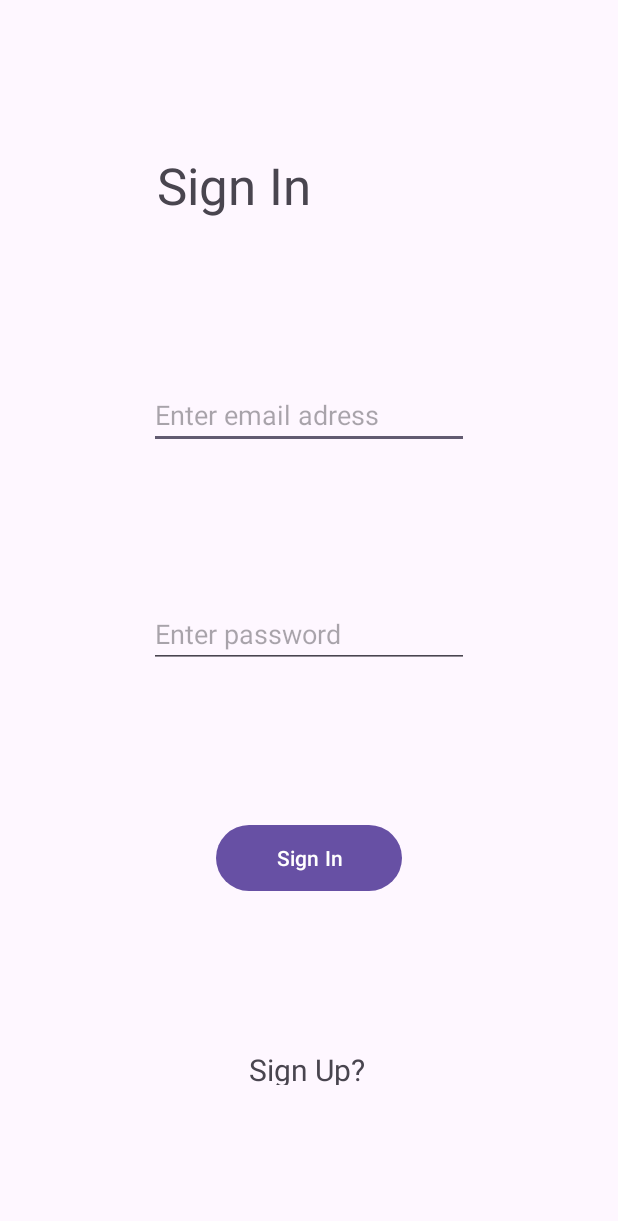
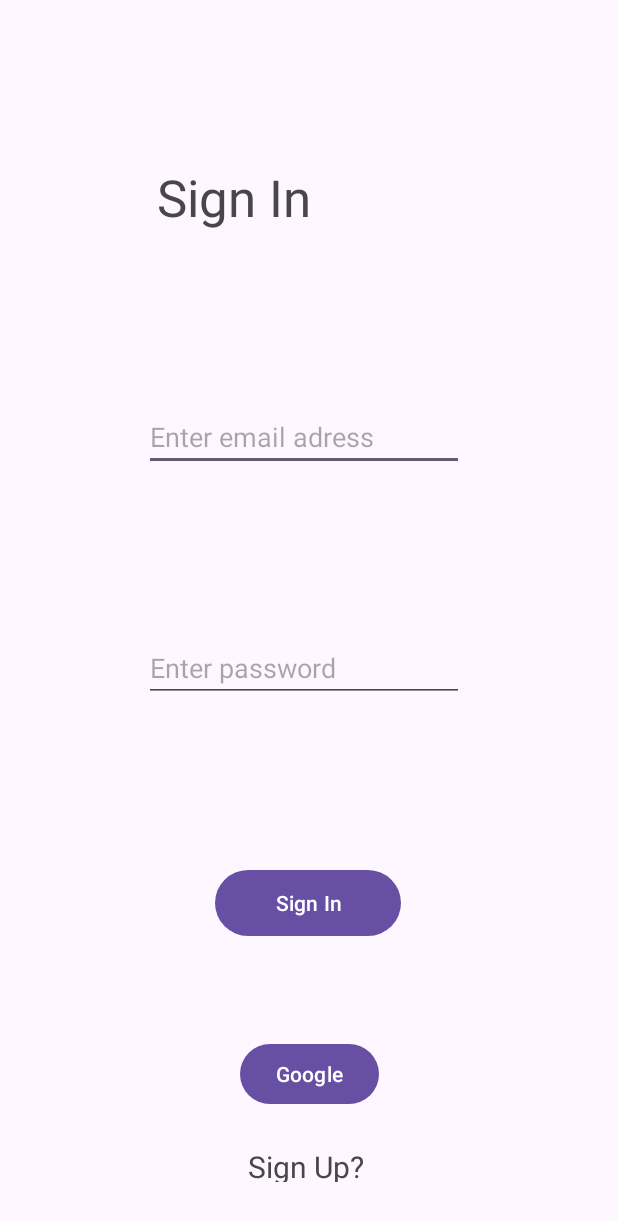
Before and after one commit to rk-3131/Android-Concepts, an Android app: the screen it shows after launch (MainActivity), on a phone screen of 412 x 824 dp. Shown: the top 1221 px of the screen. Run offline under Robolectric (Android 15) with nearby library versions, the phone set to English and light mode, and no system bars; our stand-ins replace Firebase (no records; nobody signed in at launch, a user with empty details on screens opened directly).

Commit message:
Sign in using google

```diff
--- a/FireBase/FireBase Testing/app/src/main/java/com/example/firebasetesting/MainActivity.java
+++ b/FireBase/FireBase Testing/app/src/main/java/com/example/firebasetesting/MainActivity.java
@@ -38,6 +38,7 @@ public class MainActivity extends AppCompatActivity {
         EditText email = findViewById(R.id.emailText);
         EditText password = findViewById(R.id.passText);
         Button login = findViewById(R.id.signInButton);
+        Button googleButton = findViewById(R.id.googleSignInButton);
         FirebaseAuth mAuth = FirebaseAuth.getInstance();
         TextView signUp = findViewById(R.id.signUpText);
 
@@ -67,7 +68,6 @@ public class MainActivity extends AppCompatActivity {
                         Toast.makeText(MainActivity.this, "Some error occured " + e.toString(), Toast.LENGTH_SHORT).show();
                     }
                 });
-
             }
         });
 
@@ -77,5 +77,12 @@ public class MainActivity extends AppCompatActivity {
                 startActivity(new Intent(MainActivity.this, NewUserCreation.class));
             }
         });
+
+        googleButton.setOnClickListener(new View.OnClickListener() {
+            @Override
+            public void onClick(View view) {
+
+            }
+        });
     }
 }
--- a/FireBase/FireBase Testing/app/src/main/res/layout/activity_main.xml
+++ b/FireBase/FireBase Testing/app/src/main/res/layout/activity_main.xml
@@ -10,14 +10,13 @@
         android:id="@+id/signUpText"
         android:layout_width="80dp"
         android:layout_height="24dp"
+        android:layout_marginBottom="36dp"
         android:text="Sign Up?"
         android:textSize="20sp"
         app:layout_constraintBottom_toBottomOf="parent"
         app:layout_constraintEnd_toEndOf="parent"
-        app:layout_constraintHorizontal_bias="0.5"
-        app:layout_constraintStart_toStartOf="parent"
-        app:layout_constraintTop_toBottomOf="@+id/signInButton"
-        app:layout_constraintVertical_bias="0.5" />
+        app:layout_constraintHorizontal_bias="0.498"
+        app:layout_constraintStart_toStartOf="parent" />
 
     <TextView
         android:id="@+id/textView"
@@ -41,7 +40,7 @@
         android:inputType="textEmailAddress"
         app:layout_constraintBottom_toTopOf="@+id/passText"
         app:layout_constraintEnd_toEndOf="parent"
-        app:layout_constraintHorizontal_bias="0.5"
+        app:layout_constraintHorizontal_bias="0.482"
         app:layout_constraintStart_toStartOf="parent"
         app:layout_constraintTop_toBottomOf="@+id/textView"
         app:layout_constraintVertical_bias="0.5" />
@@ -55,20 +54,28 @@
         android:inputType="textPassword"
         app:layout_constraintBottom_toTopOf="@+id/signInButton"
         app:layout_constraintEnd_toEndOf="parent"
-        app:layout_constraintHorizontal_bias="0.5"
+        app:layout_constraintHorizontal_bias="0.482"
         app:layout_constraintStart_toStartOf="parent"
-        app:layout_constraintTop_toBottomOf="@+id/emailText"
-        app:layout_constraintVertical_bias="0.5" />
+        app:layout_constraintTop_toBottomOf="@+id/emailText" />
 
     <Button
         android:id="@+id/signInButton"
         android:layout_width="124dp"
         android:layout_height="52dp"
+        android:layout_marginBottom="64dp"
         android:text="Sign In"
+        app:layout_constraintBottom_toTopOf="@+id/googleSignInButton"
+        app:layout_constraintEnd_toEndOf="parent"
+        app:layout_constraintHorizontal_bias="0.498"
+        app:layout_constraintStart_toStartOf="parent" />
+
+    <Button
+        android:id="@+id/googleSignInButton"
+        android:layout_width="wrap_content"
+        android:layout_height="wrap_content"
+        android:layout_marginBottom="24dp"
+        android:text="Google"
         app:layout_constraintBottom_toTopOf="@+id/signUpText"
         app:layout_constraintEnd_toEndOf="parent"
-        app:layout_constraintHorizontal_bias="0.5"
-        app:layout_constraintStart_toStartOf="parent"
-        app:layout_constraintTop_toBottomOf="@+id/passText"
-        app:layout_constraintVertical_bias="0.5" />
+        app:layout_constraintStart_toStartOf="parent" />
 </androidx.constraintlayout.widget.ConstraintLayout>
```
